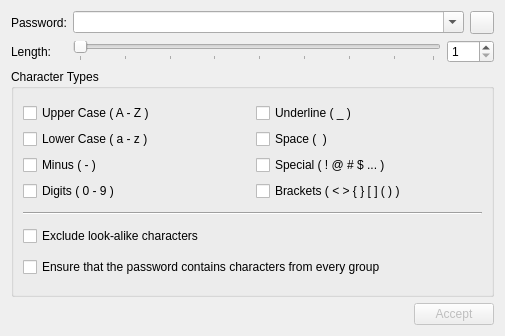
First picture: the form in src/gui/PasswordGeneratorWidget.ui, repository keepassx/keepassx, before the edit.
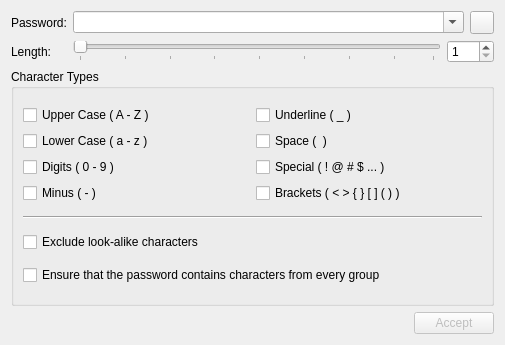
Second picture: the form after the edit. Custom widgets are drawn as their Qt base class.

Commit message: Moved Minus checkbox below Digits checkbox in teh character type selection area

Patch:
```diff
--- a/src/gui/PasswordGeneratorWidget.ui
+++ b/src/gui/PasswordGeneratorWidget.ui
@@ -7,7 +7,7 @@
     <x>0</x>
     <y>0</y>
     <width>505</width>
-    <height>336</height>
+    <height>345</height>
    </rect>
   </property>
   <property name="windowTitle">
@@ -118,16 +118,6 @@
               </attribute>
              </widget>
             </item>
-            <item>
-             <widget class="QCheckBox" name="checkBoxMinus">
-              <property name="text">
-               <string>Minus ( - )</string>
-              </property>
-              <attribute name="buttonGroup">
-               <string notr="true">optionButtons</string>
-              </attribute>
-             </widget>
-            </item>
             <item>
              <widget class="QCheckBox" name="checkBoxDigits">
               <property name="text">
@@ -138,6 +128,16 @@
               </attribute>
              </widget>
             </item>
+            <item>
+             <widget class="QCheckBox" name="checkBoxMinus">
+              <property name="text">
+               <string>Minus ( - )</string>
+              </property>
+              <attribute name="buttonGroup">
+               <string notr="true">optionButtons</string>
+              </attribute>
+             </widget>
+            </item>
            </layout>
           </item>
           <item>
```
Left out of the diff: 1 changed line with no effect on the pictures.
